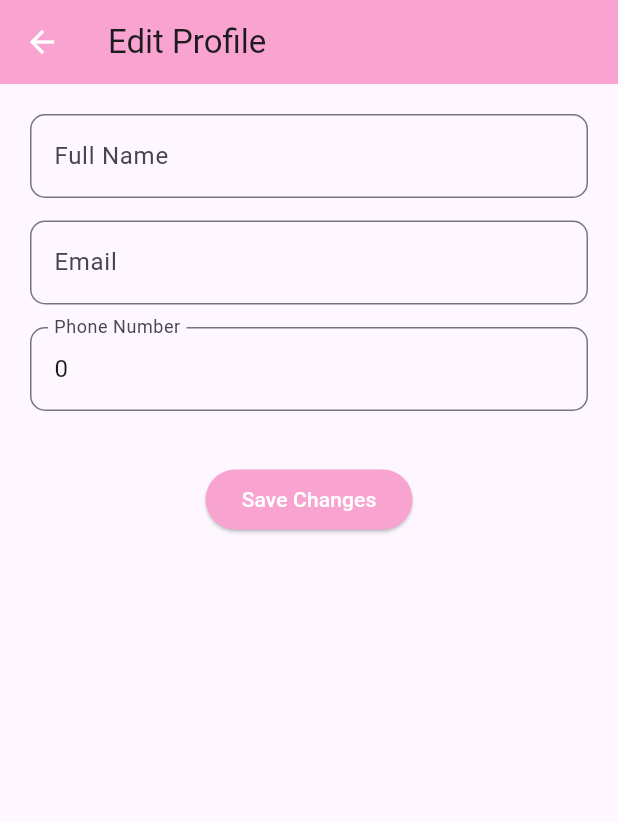
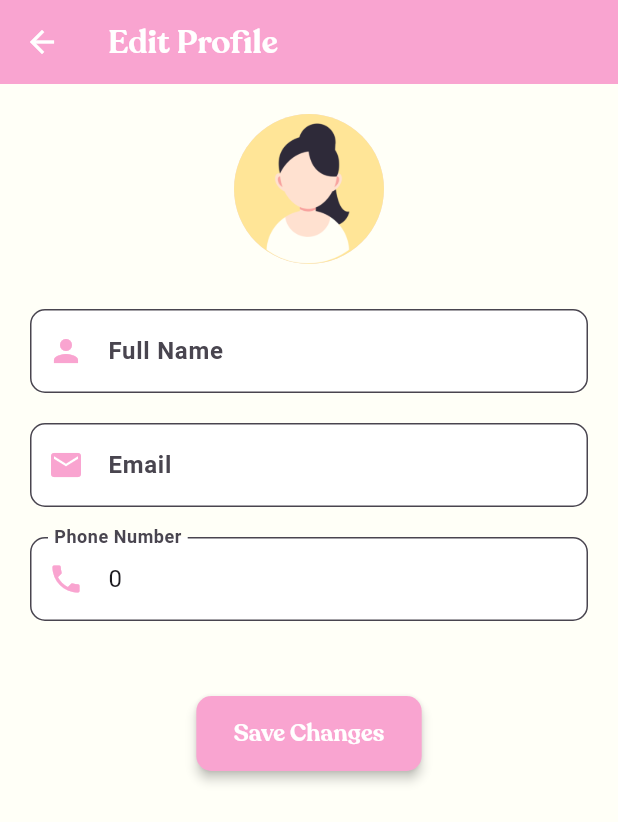
Before and after one commit to llasus-ronnie/Bloom-and-Bliss, a Flutter app: the ProfilePage screen opened directly with empty values, after a tap on "Update Profile", on a phone screen of 412 x 824 dp. Shown: the top 822 px of the screen. Run offline on Flutter 3.47's test engine with Material 3 defaults, Android fonts, the phone set to English and light mode, and no system bars; our stand-ins replace cloud_firestore, firebase_auth, firebase_core, fluttertoast; accounts and stored records are empty.

Commit message:
updated profile and and edit profile woohoo

```diff
--- a/lib/pages/edit_profile_page.dart
+++ b/lib/pages/edit_profile_page.dart
@@ -40,7 +40,7 @@ class _EditProfilePageState extends State<EditProfilePage> {
         fullName: fullNameController.text,
         email: emailController.text,
         phoneNumber: int.parse(phoneController.text),
-        password: widget.user.password, // Keep the existing password
+        password: widget.user.password,
       );
 
       Navigator.pushReplacement(
@@ -53,25 +53,66 @@ class _EditProfilePageState extends State<EditProfilePage> {
   @override
   Widget build(BuildContext context) {
     return Scaffold(
+      backgroundColor: AppColors.beige,
       appBar: AppBar(
-        title: const Text("Edit Profile"),
+        title: const Text(
+          "Edit Profile",
+          style: TextStyle(
+            fontFamily: 'Recoleta',
+            fontWeight: FontWeight.bold,
+          ),
+        ),
         backgroundColor: AppColors.pink,
+        foregroundColor: Colors.white,
         iconTheme: const IconThemeData(color: Colors.white),
       ),
-      body: Padding(
+      body: SingleChildScrollView(
         padding: const EdgeInsets.all(20),
         child: Form(
           key: _formKey,
           child: Column(
+            crossAxisAlignment: CrossAxisAlignment.start,
             children: [
-              buildTextField("Full Name", fullNameController),
-              buildTextField("Email", emailController),
-              buildTextField("Phone Number", phoneController),
-              const SizedBox(height: 20),
-              ElevatedButton(
-                onPressed: saveProfile,
-                style: ElevatedButton.styleFrom(backgroundColor: AppColors.pink),
-                child: const Text("Save Changes", style: TextStyle(color: Colors.white)),
+              const Center(
+                child: CircleAvatar(
+                  backgroundImage: AssetImage("assets/sidenav/guest-icon.png"),
+                  radius: 50,
+                ),
+              ),
+              const SizedBox(height: 30),
+              buildTextField(
+                labelText: "Full Name",
+                icon: Icons.person,
+                controller: fullNameController,
+              ),
+              buildTextField(
+                labelText: "Email",
+                icon: Icons.email,
+                controller: emailController,
+              ),
+              buildTextField(
+                labelText: "Phone Number",
+                icon: Icons.phone,
+                controller: phoneController,
+              ),
+              const SizedBox(height: 30),
+              Center(
+                child: ElevatedButton.icon(
+                  onPressed: saveProfile,
+                  label: const Text("Save Changes"),
+                  style: ElevatedButton.styleFrom(
+                    backgroundColor: AppColors.pink,
+                    foregroundColor: Colors.white,
+                    padding: const EdgeInsets.symmetric(horizontal: 25, vertical: 14),
+                    textStyle: const TextStyle(
+                      fontSize: 16,
+                      fontWeight: FontWeight.bold,
+                      fontFamily: 'Recoleta',
+                    ),
+                    shape: RoundedRectangleBorder(borderRadius: BorderRadius.circular(10)),
+                    elevation: 3,
+                  ),
+                ),
               ),
             ],
           ),
@@ -80,13 +121,21 @@ class _EditProfilePageState extends State<EditProfilePage> {
     );
   }
 
-  Widget buildTextField(String labelText, TextEditingController controller) {
+  Widget buildTextField({
+    required String labelText,
+    required IconData icon,
+    required TextEditingController controller,
+  }) {
     return Padding(
-      padding: const EdgeInsets.only(bottom: 15),
+      padding: const EdgeInsets.only(bottom: 20),
       child: TextFormField(
         controller: controller,
         decoration: InputDecoration(
+          prefixIcon: Icon(icon, color: AppColors.pink),
           labelText: labelText,
+          labelStyle: const TextStyle(fontWeight: FontWeight.bold),
+          filled: true,
+          fillColor: Colors.white,
           border: OutlineInputBorder(borderRadius: BorderRadius.circular(10)),
         ),
         validator: (value) => value!.isEmpty ? "$labelText is required" : null,
--- a/lib/pages/profile_page.dart
+++ b/lib/pages/profile_page.dart
@@ -73,6 +73,7 @@ class ProfileCard extends StatelessWidget {
             ),
             TextButton(
               onPressed: () {
+                Navigator.pop(context);
                 _deleteAccount(context);
               },
               child: const Text("Delete", style: TextStyle(color: Colors.red)),
@@ -108,11 +109,18 @@ class ProfileCard extends StatelessWidget {
         throw Exception('No user is currently signed in.');
       }
     } catch (e) {
-      ScaffoldMessenger.of(context).showSnackBar(
-        SnackBar(content: Text('Failed to delete account: $e')),
-      );
+      if (e is firebase_auth.FirebaseAuthException && e.code == 'requires-recent-login') {
+        ScaffoldMessenger.of(context).showSnackBar(
+          const SnackBar(content: Text('Please log in again to delete your account.')),
+        );
+      } else {
+        ScaffoldMessenger.of(context).showSnackBar(
+          SnackBar(content: Text('Failed to delete account: $e')),
+        );
+      }
     }
   }
+
   @override
   Widget build(BuildContext context) {
     return Card(
@@ -130,12 +138,28 @@ class ProfileCard extends StatelessWidget {
               backgroundImage: AssetImage('assets/sidenav/guest-icon.png'),
               radius: 50,
             ),
-            Column(
-              children: [
-                Text(user.fullName),
-                Text(user.email),
-                Text('${user.phoneNumber}'),
-              ],
+            const SizedBox(height: 15),
+            Text(
+              user.fullName,
+              style: const TextStyle(
+                fontSize: 18,
+                fontWeight: FontWeight.bold,
+                fontFamily: 'Recoleta',
+              ),
+            ),
+            Text(
+              user.email,
+              style: TextStyle(
+                fontSize: 16,
+                color: Colors.grey[700],
+              ),
+            ),
+            Text(
+              '${user.phoneNumber}',
+              style: TextStyle(
+                fontSize: 16,
+                color: Colors.grey[700],
+              ),
             ),
             const SizedBox(height: 20),
             Row(
```
